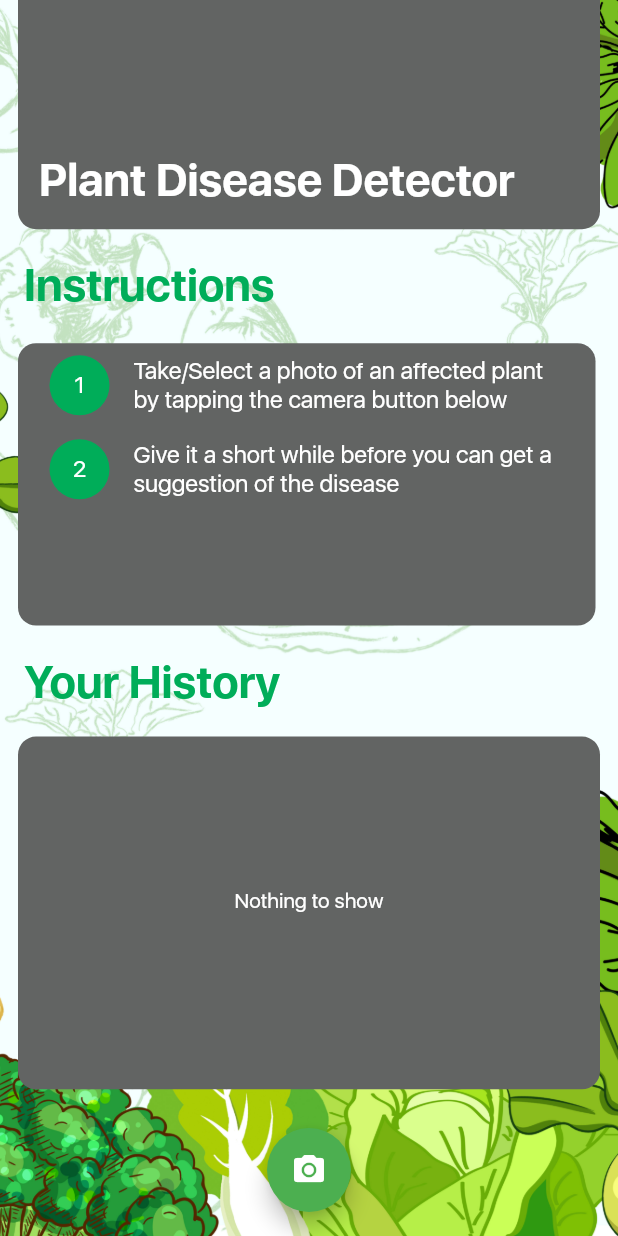
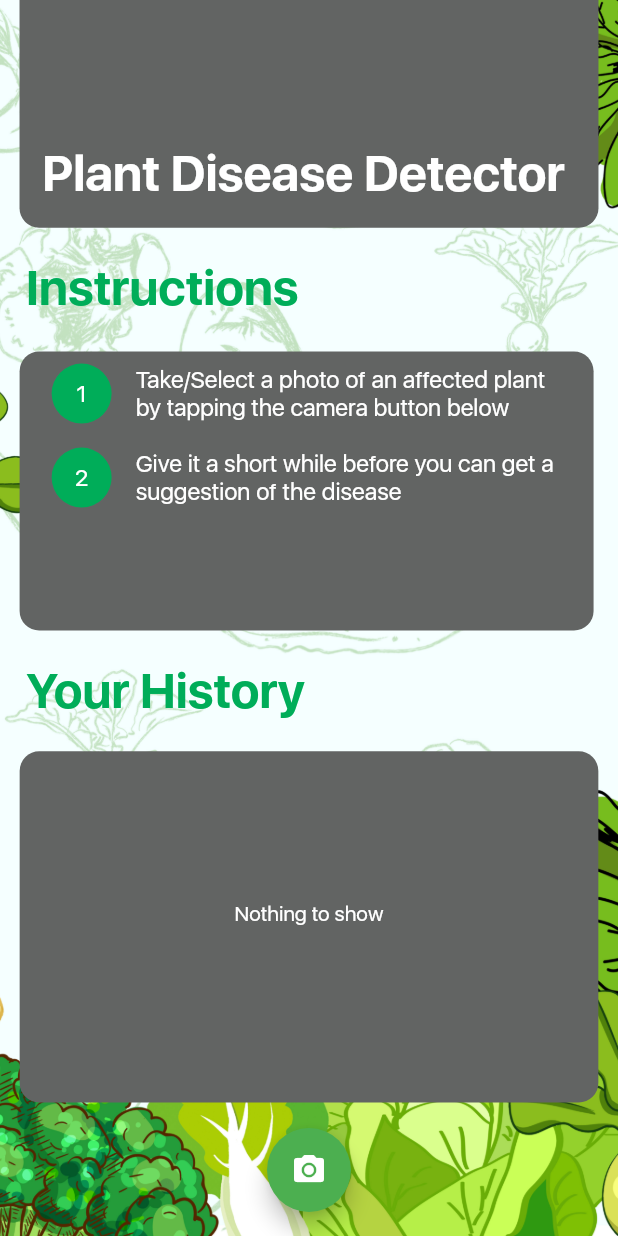
Before and after one commit to root458/Plant-Disease-Detector, a Flutter app: the screen it shows after launch, on a phone screen of 412 x 824 dp. Run offline on Flutter 3.47's test engine with Material 2 defaults, Android fonts, the phone set to English and light mode, and no system bars; drawn by our look-alikes of flutter_speed_dial; our stand-ins replace font_awesome_flutter, hive, hive_flutter, image_picker; missing offline and left inert: tflite; accounts and stored records are empty.

Commit message:
Visual improvements for different kinds of screens

```diff
--- a/lib/src/home_page/components/greeting.dart
+++ b/lib/src/home_page/components/greeting.dart
@@ -8,25 +8,25 @@ class GreetingSection extends SliverFixedExtentList {
           delegate: SliverChildBuilderDelegate(
             (BuildContext context, index) {
               return Padding(
-                padding: const EdgeInsets.fromLTRB(12.0, 0, 12.0, 12.0),
+                padding: EdgeInsets.fromLTRB((0.079*height), 0, (0.079*height), (0.079*height)),
                 child: Container(
-                  decoration: const BoxDecoration(
+                  decoration: BoxDecoration(
                     color: kSecondary,
                     borderRadius: BorderRadius.only(
-                        bottomLeft: Radius.circular(12.0),
-                        bottomRight: Radius.circular(12.0)),
+                        bottomLeft: Radius.circular((0.079*height)),
+                        bottomRight: Radius.circular((0.079*height))),
                   ),
                   child: Padding(
-                    padding: const EdgeInsets.fromLTRB(14, 0, 0, 15),
+                    padding: EdgeInsets.fromLTRB((0.092*height), 0, 0, (0.099*height)),
                     child: Column(
                       mainAxisAlignment: MainAxisAlignment.end,
                       crossAxisAlignment: CrossAxisAlignment.start,
-                      children: const [
+                      children: [
                         Text(
                           'Plant Disease Detector',
                           style: TextStyle(
                               fontFamily: 'SFBold',
-                              fontSize: 30.0,
+                              fontSize: (0.2*height),
                               color: kWhite),
                         ),
                       ],
--- a/lib/src/home_page/components/history.dart
+++ b/lib/src/home_page/components/history.dart
@@ -22,22 +22,24 @@ class HistorySection extends SliverFixedExtentList {
 
                   if (diseases.isNotEmpty) {
                     return Padding(
-                      padding: const EdgeInsets.fromLTRB(12.0, 12.0, 0, 0),
+                      padding: EdgeInsets.fromLTRB((0.053 * size.height * 0.3),
+                          (0.053 * size.height * 0.3), 0, 0),
                       child: SizedBox(
                           width: size.width,
                           child: ListView.builder(
                             itemCount: diseases.length,
-                            padding: const EdgeInsets.symmetric(vertical: 8.0),
+                            padding: EdgeInsets.symmetric(
+                                vertical: (0.035 * size.height * 0.3)),
                             itemExtent: size.width * 0.9,
                             scrollDirection: Axis.horizontal,
                             itemBuilder: (context, index) {
-                              return _returnHistoryContainer(
-                                  diseases[index], context, diseaseService);
+                              return _returnHistoryContainer(diseases[index],
+                                  context, diseaseService, size);
                             },
                           )),
                     );
                   } else {
-                    return _returnNothingToShow();
+                    return _returnNothingToShow(size);
                   }
                 },
               );
@@ -48,10 +50,11 @@ class HistorySection extends SliverFixedExtentList {
         );
 }
 
-Widget _returnHistoryContainer(
-    Disease disease, BuildContext context, DiseaseService diseaseService) {
+Widget _returnHistoryContainer(Disease disease, BuildContext context,
+    DiseaseService diseaseService, Size size) {
   return Padding(
-    padding: const EdgeInsets.fromLTRB(12.0, 0, 12.0, 0),
+    padding: EdgeInsets.fromLTRB(
+        (0.053 * size.height * 0.3), 0, (0.053 * size.height * 0.3), 0),
     child: GestureDetector(
       onTap: () {
         // Set disease for Disease Service
@@ -69,31 +72,31 @@ Widget _returnHistoryContainer(
                 File(disease.imagePath),
                 fit: BoxFit.cover,
               ).image),
-              boxShadow: const [
+              boxShadow: [
                 BoxShadow(
                   color: kAccent,
                   spreadRadius: 0.5,
-                  blurRadius: 5.0,
+                  blurRadius: (0.022 * size.height * 0.3),
                 ),
               ],
               color: kSecondary,
-              borderRadius: BorderRadius.circular(12.0)),
+              borderRadius: BorderRadius.circular((0.053 * size.height * 0.3))),
           child: Center(
             child: Column(
               crossAxisAlignment: CrossAxisAlignment.center,
               mainAxisAlignment: MainAxisAlignment.center,
               children: [
                 Text('Disease: ${disease.name}',
-                    style: const TextStyle(
+                    style: TextStyle(
                       color: kWhite,
-                      fontSize: 15.0,
+                      fontSize: (0.066 * size.height * 0.3),
                       fontFamily: 'SFBold',
                     )),
                 Text(
                     'Date: ${disease.dateTime.day}/${disease.dateTime.month}/${disease.dateTime.year}',
-                    style: const TextStyle(
+                    style: TextStyle(
                       color: kWhite,
-                      fontSize: 15.0,
+                      fontSize: (0.066 * size.height * 0.3),
                       fontFamily: 'SFBold',
                     )),
               ],
@@ -103,15 +106,17 @@ Widget _returnHistoryContainer(
   );
 }
 
-Widget _returnNothingToShow() {
+Widget _returnNothingToShow(Size size) {
   return Padding(
-    padding: const EdgeInsets.fromLTRB(12.0, 12.0, 12.0, 0),
+    padding: EdgeInsets.fromLTRB((0.053 * size.height * 0.3),
+        (0.053 * size.height * 0.3), (0.053 * size.height * 0.3), 0),
     child: Container(
         decoration: BoxDecoration(
-            color: kSecondary, borderRadius: BorderRadius.circular(12.0)),
-        child: const Padding(
-          padding: EdgeInsets.fromLTRB(0, 0, 0, 15),
-          child: Center(
+            color: kSecondary,
+            borderRadius: BorderRadius.circular((0.053 * size.height * 0.3))),
+        child: Padding(
+          padding: EdgeInsets.fromLTRB(0, 0, 0, (0.066 * size.height * 0.3)),
+          child: const Center(
               child: Text(
             'Nothing to show',
             style: TextStyle(color: kWhite),
--- a/lib/src/home_page/components/instructions.dart
+++ b/lib/src/home_page/components/instructions.dart
@@ -8,15 +8,21 @@ class InstructionsSection extends SliverFixedExtentList {
           delegate: SliverChildBuilderDelegate(
             (BuildContext context, index) {
               return Padding(
-                padding: const EdgeInsets.fromLTRB(12, 14.0, 15, 12.0),
+                padding: EdgeInsets.fromLTRB(
+                    (0.061 * size.height * 0.26),
+                    (0.071 * size.height * 0.26),
+                    (0.076 * size.height * 0.26),
+                    (0.061 * size.height * 0.26)),
                 child: Container(
-                  height: size.height * 0.27,
+                  height: size.height * 0.26,
                   decoration: BoxDecoration(
                     color: kSecondary,
-                    borderRadius: BorderRadius.circular(12),
+                    borderRadius:
+                        BorderRadius.circular((0.061 * size.height * 0.26)),
                   ),
                   child: Padding(
-                    padding: const EdgeInsets.fromLTRB(5, 0, 0, 5),
+                    padding: EdgeInsets.fromLTRB((0.025 * size.height * 0.26),
+                        0, 0, (0.025 * size.height * 0.26)),
                     child: ListView(
                       children: const [
                         ListTile(
--- a/lib/src/home_page/components/titlesection.dart
+++ b/lib/src/home_page/components/titlesection.dart
@@ -12,10 +12,10 @@ class TitleSection extends SliverFixedExtentList {
                 crossAxisAlignment: CrossAxisAlignment.start,
                 children: [
               Padding(
-                padding: const EdgeInsets.fromLTRB(16, 0, 0, 0),
+                padding: EdgeInsets.fromLTRB((0.32*height), 0, 0, 0),
                 child: Text(
                   title,
-                  style: const TextStyle(fontSize: 30.0, fontFamily: 'SFBold', color: kMain),
+                  style: TextStyle(fontSize: (0.6*height), fontFamily: 'SFBold', color: kMain),
                 ),
               ),
                 ],
--- a/lib/src/home_page/home.dart
+++ b/lib/src/home_page/home.dart
@@ -130,9 +130,9 @@ class _HomeState extends State<Home> {
         child: CustomScrollView(
           slivers: [
             GreetingSection(size.height * 0.2),
-            TitleSection('Instructions', 50.0),
+            TitleSection('Instructions', size.height * 0.066),
             InstructionsSection(size),
-            TitleSection('Your History', 50.0),
+            TitleSection('Your History', size.height * 0.066),
             HistorySection(size, context, _diseaseService)
           ],
         ),
```
Also changed, not shown: lib/src/suggestions_page/components/text_property.dart (+10 -5 lines), lib/src/suggestions_page/suggestions.dart (+8 -5 lines), assets/images/bgr.jpg (added).
